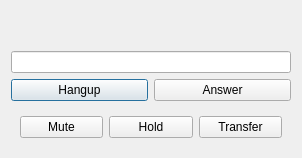
Above: src/ui/call.ui from StefanYohansson/ktelephone before the change. Below: the same form after it.
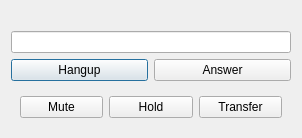
That is the form after the change.

Commit message:
refactor DTMF interface and check if the digit is valid (#44)
* refactor DTMF interface and check if the digit is valid

* improve the DTMF interface

* delete isDTMFDigit function

What changed in the file:
```diff
--- a/src/ui/call.ui
+++ b/src/ui/call.ui
@@ -45,13 +45,6 @@
                     </item>
                 </layout>
             </item>
-            <item row="2" column="0">
-                <widget class="QLabel" name="descLabel">
-                    <property name="text">
-                        <string/>
-                    </property>
-                </widget>
-            </item>
             <item row="3" column="0">
                 <widget class="QLineEdit" name="dtmfInput"/>
             </item>
```
The commit also changes 5 other files.
